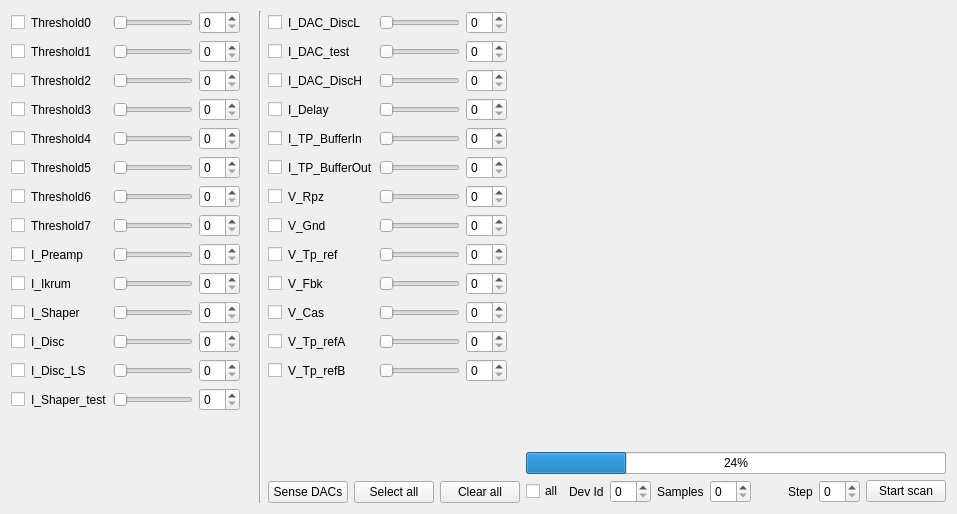
Before: the Qt Designer form SpidrMpx3Eq/qcstmdacs.ui in navrit/dexter, drawn with Qt 5.
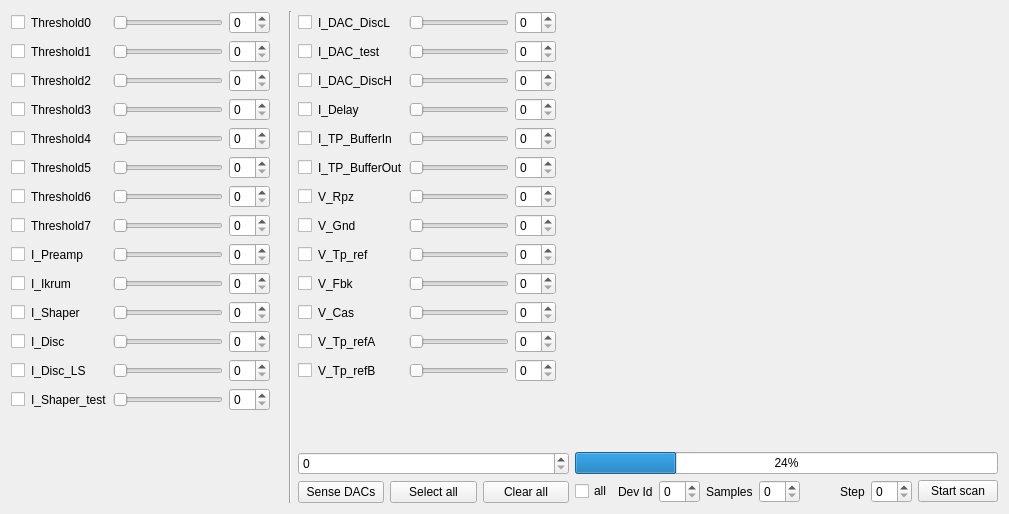
After: the same form once the commit is applied. Custom widgets are drawn as their Qt base class.

What changed in the file:
```diff
--- a/SpidrMpx3Eq/qcstmdacs.ui
+++ b/SpidrMpx3Eq/qcstmdacs.ui
@@ -6,7 +6,7 @@
    <rect>
     <x>0</x>
     <y>0</y>
-    <width>957</width>
+    <width>1009</width>
     <height>514</height>
    </rect>
   </property>
@@ -531,7 +531,7 @@
       </widget>
      </item>
      <item>
-      <layout class="QVBoxLayout" name="verticalLayout_5" stretch="10,0,0">
+      <layout class="QVBoxLayout" name="verticalLayout_5" stretch="10,0,0,0,0">
        <item>
         <layout class="QGridLayout" name="gridLayout2">
          <item row="3" column="1">
@@ -1004,6 +1004,12 @@
          </property>
         </spacer>
        </item>
+       <item>
+        <layout class="QHBoxLayout" name="horizontalLayout_5"/>
+       </item>
+       <item>
+        <widget class="QSpinBox" name="spinBox"/>
+       </item>
        <item>
         <layout class="QHBoxLayout" name="horizontalLayout_3">
          <item>
```
